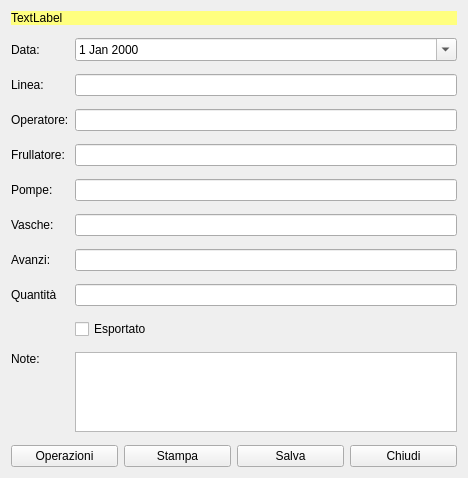
Old version of the form hfrullatori.ui in the repository fblabs/hamlet-mod-sancon.
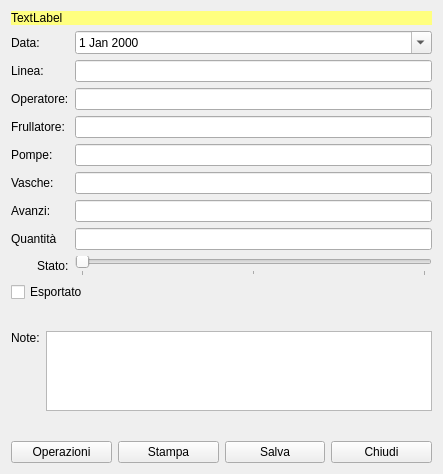
New version of the form. Icons and pictures are not drawn.

Diff of the .ui file:
```diff
--- a/hfrullatori.ui
+++ b/hfrullatori.ui
@@ -9,8 +9,8 @@
    <rect>
     <x>0</x>
     <y>0</y>
-    <width>468</width>
-    <height>478</height>
+    <width>443</width>
+    <height>474</height>
    </rect>
   </property>
   <property name="windowTitle">
@@ -32,7 +32,7 @@
     </widget>
    </item>
    <item>
-    <layout class="QFormLayout" name="formLayout">
+    <layout class="QGridLayout" name="gridLayout">
      <item row="0" column="0">
       <widget class="QLabel" name="label_8">
        <property name="text">
@@ -40,6 +40,13 @@
        </property>
       </widget>
      </item>
+     <item row="3" column="0">
+      <widget class="QLabel" name="label_3">
+       <property name="text">
+        <string>Frullatore:</string>
+       </property>
+      </widget>
+     </item>
      <item row="0" column="1">
       <widget class="QDateEdit" name="deData">
        <property name="calendarPopup">
@@ -47,6 +54,19 @@
        </property>
       </widget>
      </item>
+     <item row="4" column="1">
+      <widget class="QLineEdit" name="lePompe"/>
+     </item>
+     <item row="5" column="0">
+      <widget class="QLabel" name="label_5">
+       <property name="text">
+        <string>Vasche:</string>
+       </property>
+      </widget>
+     </item>
+     <item row="7" column="1">
+      <widget class="QLineEdit" name="leAmount"/>
+     </item>
      <item row="1" column="0">
       <widget class="QLabel" name="label">
        <property name="text">
@@ -54,8 +74,8 @@
        </property>
       </widget>
      </item>
-     <item row="1" column="1">
-      <widget class="QLineEdit" name="leLine"/>
+     <item row="6" column="1">
+      <widget class="QLineEdit" name="leAvanzi"/>
      </item>
      <item row="2" column="0">
       <widget class="QLabel" name="label_2">
@@ -67,13 +87,6 @@
      <item row="2" column="1">
       <widget class="QLineEdit" name="leOperator"/>
      </item>
-     <item row="3" column="0">
-      <widget class="QLabel" name="label_3">
-       <property name="text">
-        <string>Frullatore:</string>
-       </property>
-      </widget>
-     </item>
      <item row="3" column="1">
       <widget class="QLineEdit" name="leBlender"/>
      </item>
@@ -84,16 +97,16 @@
        </property>
       </widget>
      </item>
-     <item row="4" column="1">
-      <widget class="QLineEdit" name="lePompe"/>
-     </item>
-     <item row="5" column="0">
-      <widget class="QLabel" name="label_5">
+     <item row="7" column="0">
+      <widget class="QLabel" name="label_10">
        <property name="text">
-        <string>Vasche:</string>
+        <string>Quantità</string>
        </property>
       </widget>
      </item>
+     <item row="1" column="1">
+      <widget class="QLineEdit" name="leLine"/>
+     </item>
      <item row="5" column="1">
       <widget class="QLineEdit" name="leVasche"/>
      </item>
@@ -104,17 +117,77 @@
        </property>
       </widget>
      </item>
-     <item row="6" column="1">
-      <widget class="QLineEdit" name="leAvanzi"/>
-     </item>
-     <item row="8" column="0">
-      <widget class="QLabel" name="label_9">
+    </layout>
+   </item>
+   <item>
+    <layout class="QHBoxLayout" name="horizontalLayout_3">
+     <item>
+      <widget class="QLabel" name="lbIcon">
+       <property name="minimumSize">
+        <size>
+         <width>20</width>
+         <height>20</height>
+        </size>
+       </property>
+       <property name="maximumSize">
+        <size>
+         <width>20</width>
+         <height>20</height>
+        </size>
+       </property>
        <property name="text">
         <string/>
        </property>
       </widget>
      </item>
-     <item row="9" column="0">
+     <item>
+      <layout class="QHBoxLayout" name="horizontalLayout_2">
+       <item>
+        <widget class="QLabel" name="label_9">
+         <property name="text">
+          <string>Stato:</string>
+         </property>
+        </widget>
+       </item>
+       <item>
+        <widget class="QSlider" name="stateSlider">
+         <property name="maximum">
+          <number>2</number>
+         </property>
+         <property name="pageStep">
+          <number>1</number>
+         </property>
+         <property name="value">
+          <number>0</number>
+         </property>
+         <property name="sliderPosition">
+          <number>0</number>
+         </property>
+         <property name="orientation">
+          <enum>Qt::Horizontal</enum>
+         </property>
+         <property name="tickPosition">
+          <enum>QSlider::TicksBelow</enum>
+         </property>
+         <property name="tickInterval">
+          <number>1</number>
+         </property>
+        </widget>
+       </item>
+      </layout>
+     </item>
+    </layout>
+   </item>
+   <item>
+    <widget class="QCheckBox" name="cbExport">
+     <property name="text">
+      <string>Esportato</string>
+     </property>
+    </widget>
+   </item>
+   <item>
+    <layout class="QFormLayout" name="formLayout_9">
+     <item row="0" column="0">
       <widget class="QLabel" name="label_7">
        <property name="text">
         <string>Note:</string>
@@ -124,7 +197,7 @@
        </property>
       </widget>
      </item>
-     <item row="9" column="1">
+     <item row="0" column="1">
       <widget class="QTextEdit" name="teNote">
        <property name="maximumSize">
         <size>
@@ -134,23 +207,6 @@
        </property>
       </widget>
      </item>
-     <item row="8" column="1">
-      <widget class="QCheckBox" name="cbExport">
-       <property name="text">
-        <string>Esportato</string>
-       </property>
-      </widget>
-     </item>
-     <item row="7" column="0">
-      <widget class="QLabel" name="label_10">
-       <property name="text">
-        <string>Quantità</string>
-       </property>
-      </widget>
-     </item>
-     <item row="7" column="1">
-      <widget class="QLineEdit" name="leAmount"/>
-     </item>
     </layout>
    </item>
    <item>
```
Left out of the diff: 3 changed lines with no effect on the pictures.
